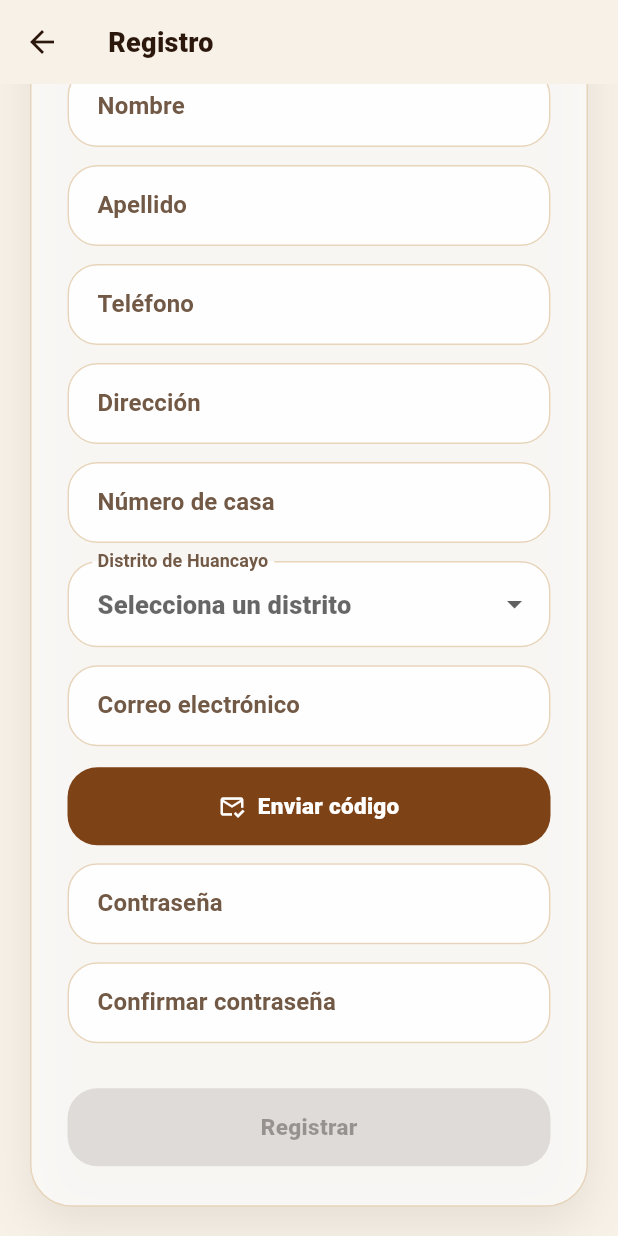
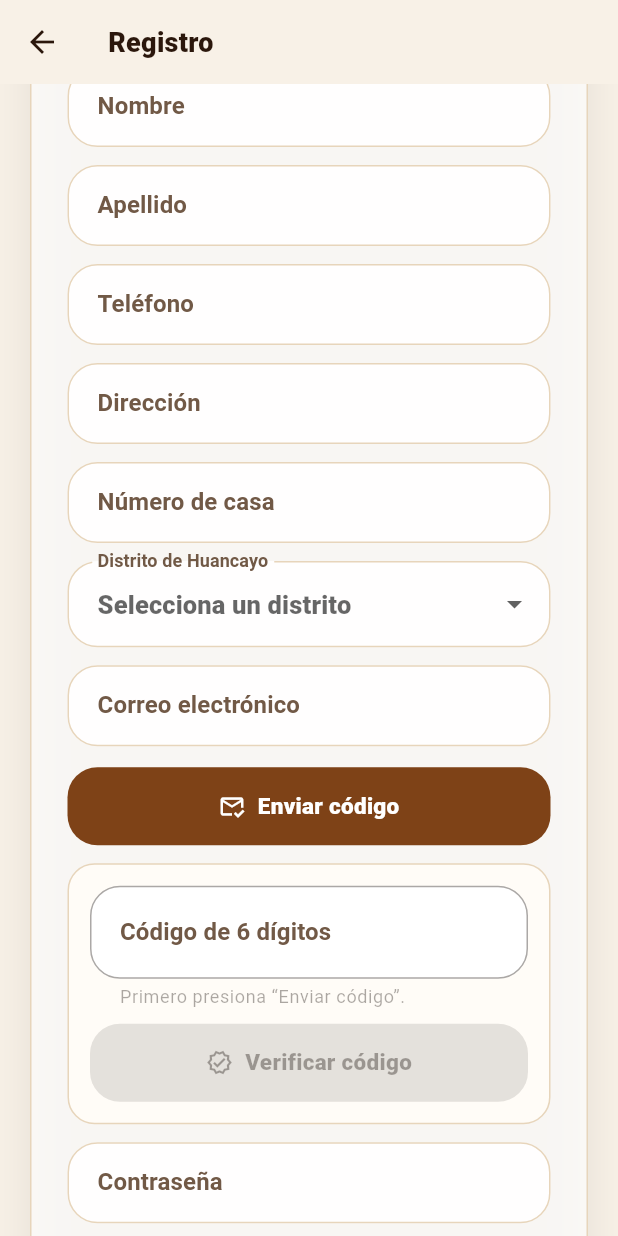
Before and after one commit to Nid1000/Nida-MovilFinal, a Flutter app: the RegisterPage screen opened directly, scrolled down 249 dp, on a phone screen of 412 x 824 dp. Run offline on Flutter 3.47's test engine with Material 3 defaults, Android fonts, the phone set to English and light mode, and no system bars; our stand-ins replace dio, flutter_local_notifications, geolocator, google_sign_in, shared_preferences; missing offline and left inert: pusher_channels_flutter; accounts and stored records are empty; network calls fail.

Commit message:
Agregar campo de codigo en registro

```diff
--- a/lib/screens/registro_page.dart
+++ b/lib/screens/registro_page.dart
@@ -1,6 +1,7 @@
 import 'dart:async';
 
 import 'package:flutter/material.dart';
+import 'package:flutter/services.dart';
 import 'package:google_sign_in/google_sign_in.dart';
 import '../services/auth_service.dart';
 import '../services/google_auth_service.dart';
@@ -159,6 +160,7 @@ class _RegisterPageState extends State<RegisterPage> {
       final challenge = await _auth.sendRegistrationCode(email);
       setState(() {
         _challenge = challenge;
+        _verificationCode.clear();
         _emailVerified = false;
         _emailVerificationToken = '';
       });
@@ -479,23 +481,13 @@ class _RegisterPageState extends State<RegisterPage> {
                 children: [emailField, const SizedBox(width: 8), sendButton],
               ),
 
-            if (_challenge.isNotEmpty && !_emailVerified)
-              Row(
-                children: [
-                  Expanded(
-                    child: _field(
-                      _verificationCode,
-                      'Código de 6 dígitos',
-                      validator: (_) => null,
-                    ),
-                  ),
-                  const SizedBox(width: 8),
-                  ElevatedButton(
-                    onPressed: _verifyingCode ? null : _verifyCode,
-                    child: Text(_verifyingCode ? 'Validando...' : 'Verificar'),
-                  ),
-                ],
-              ),
+            _VerificationCodeBox(
+              controller: _verificationCode,
+              enabled: _challenge.isNotEmpty && !_emailVerified,
+              verifying: _verifyingCode,
+              verified: _emailVerified,
+              onVerify: _verifyCode,
+            ),
             if (_emailVerified)
               const Padding(
                 padding: EdgeInsets.only(bottom: 12),
@@ -544,3 +536,104 @@ class _RegisterPageState extends State<RegisterPage> {
     );
   }
 }
+
+class _VerificationCodeBox extends StatelessWidget {
+  const _VerificationCodeBox({
+    required this.controller,
+    required this.enabled,
+    required this.verifying,
+    required this.verified,
+    required this.onVerify,
+  });
+
+  final TextEditingController controller;
+  final bool enabled;
+  final bool verifying;
+  final bool verified;
+  final VoidCallback onVerify;
+
+  @override
+  Widget build(BuildContext context) {
+    if (verified) return const SizedBox.shrink();
+
+    return Container(
+      margin: const EdgeInsets.only(bottom: 12),
+      padding: const EdgeInsets.all(14),
+      decoration: BoxDecoration(
+        color: AppColors.bgSoft,
+        borderRadius: BorderRadius.circular(18),
+        border: Border.all(color: AppColors.line),
+      ),
+      child: LayoutBuilder(
+        builder: (context, constraints) {
+          final compact = constraints.maxWidth < 420;
+          final field = TextFormField(
+            controller: controller,
+            enabled: enabled,
+            keyboardType: TextInputType.number,
+            textInputAction: TextInputAction.done,
+            textAlign: TextAlign.center,
+            maxLength: 6,
+            inputFormatters: [
+              FilteringTextInputFormatter.digitsOnly,
+              LengthLimitingTextInputFormatter(6),
+            ],
+            style: const TextStyle(
+              fontSize: 22,
+              fontWeight: FontWeight.w900,
+              letterSpacing: 8,
+            ),
+            decoration: InputDecoration(
+              counterText: '',
+              labelText: 'Código de 6 dígitos',
+              hintText: '000000',
+              helperText: enabled
+                  ? 'Escribe el código que llegó a tu correo.'
+                  : 'Primero presiona “Enviar código”.',
+            ),
+            validator: (_) => null,
+            onFieldSubmitted: (_) {
+              if (enabled && !verifying) onVerify();
+            },
+          );
+          final button = SizedBox(
+            width: compact ? double.infinity : null,
+            child: ElevatedButton.icon(
+              onPressed: enabled && !verifying ? onVerify : null,
+              icon: verifying
+                  ? const SizedBox(
+                      width: 18,
+                      height: 18,
+                      child: CircularProgressIndicator(strokeWidth: 2),
+                    )
+                  : const Icon(Icons.verified_outlined, size: 18),
+              label: Text(verifying ? 'Validando...' : 'Verificar código'),
+            ),
+          );
+
+          if (compact) {
+            return Column(
+              children: [
+                field,
+                const SizedBox(height: 10),
+                button,
+              ],
+            );
+          }
+
+          return Row(
+            crossAxisAlignment: CrossAxisAlignment.start,
+            children: [
+              Expanded(child: field),
+              const SizedBox(width: 10),
+              Padding(
+                padding: const EdgeInsets.only(top: 8),
+                child: button,
+              ),
+            ],
+          );
+        },
+      ),
+    );
+  }
+}
```
